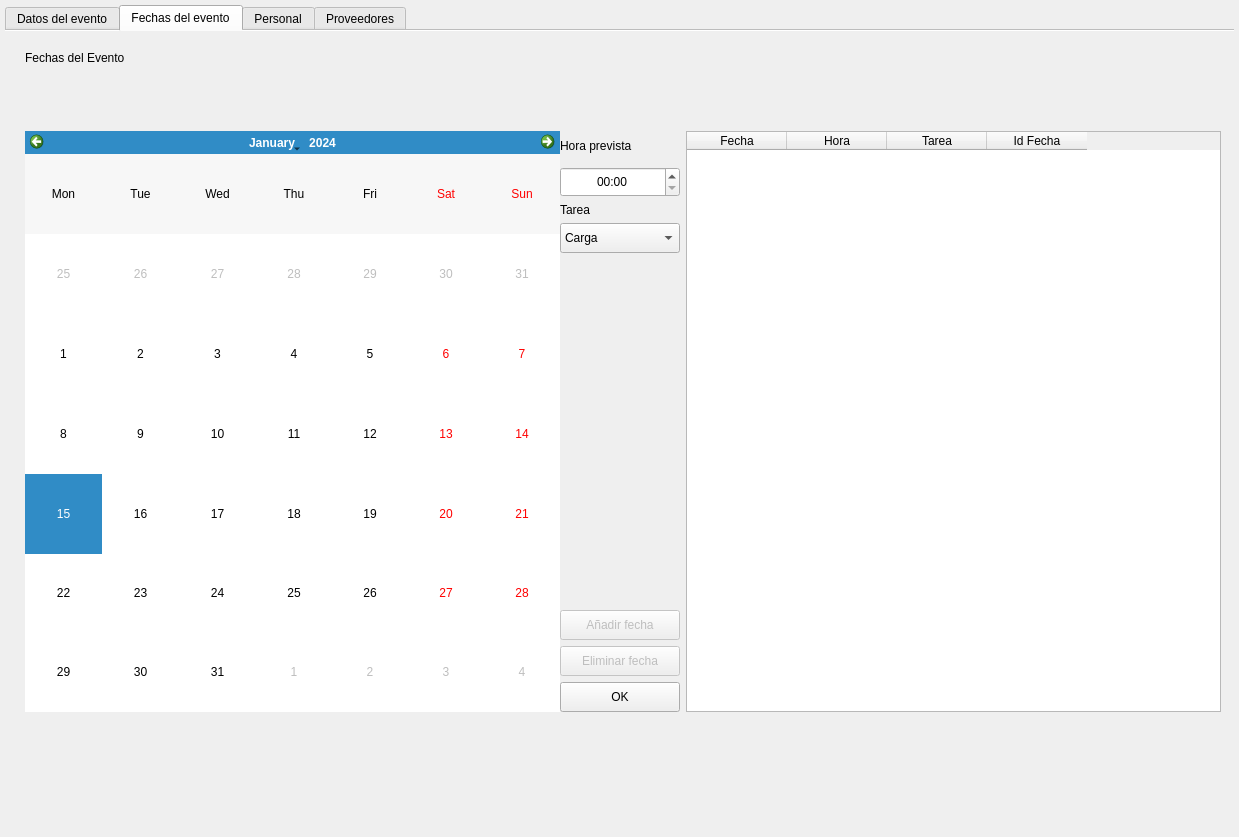
First picture: the form in elaleph/crearevento_widget_ui.ui, repository Aleph1981/elaleph, before the edit.
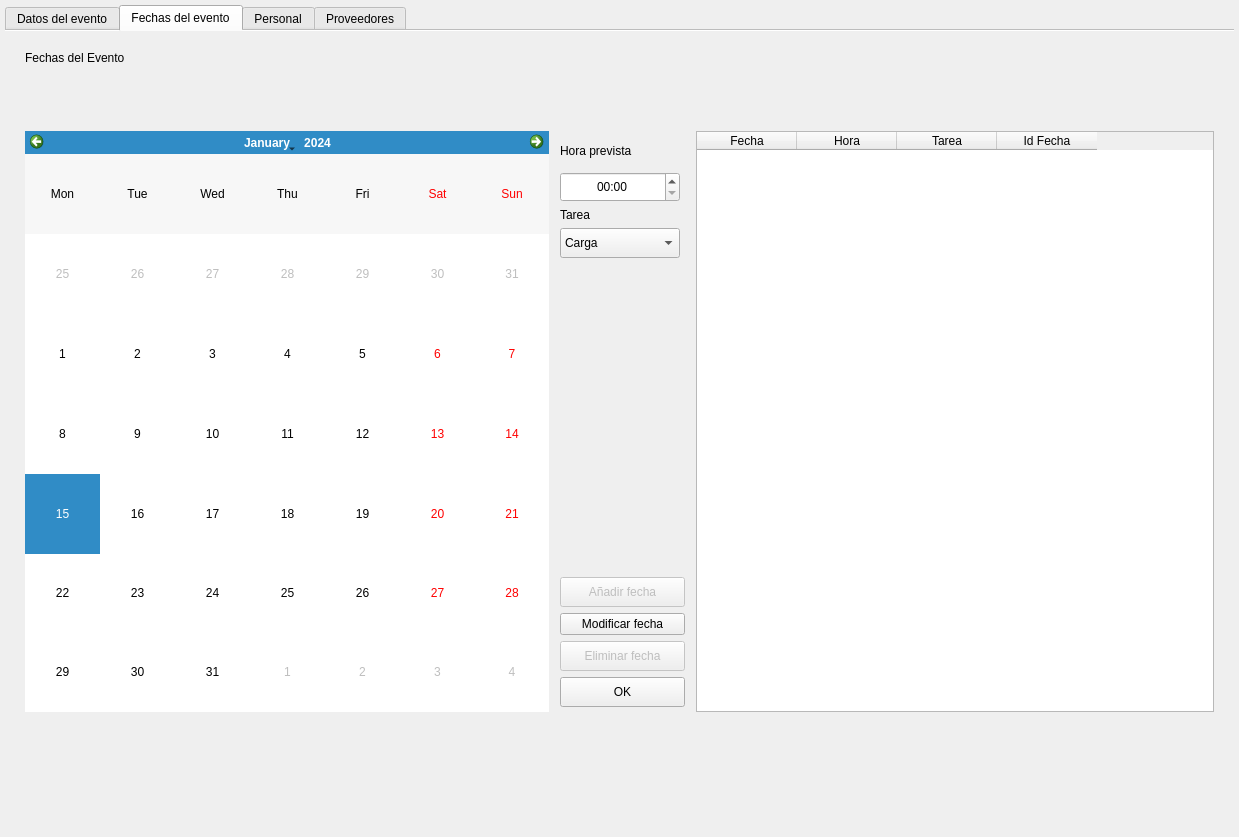
Second picture: the form after the edit. The open tabs and pages were chosen to show the change.

Patch:
```diff
--- a/elaleph/crearevento_widget_ui.ui
+++ b/elaleph/crearevento_widget_ui.ui
@@ -500,121 +500,237 @@
        <property name="bottomMargin">
         <number>20</number>
        </property>
-       <item row="2" column="0" rowspan="8">
-        <widget class="QCalendarWidget" name="calendar">
-         <property name="sizePolicy">
-          <sizepolicy hsizetype="MinimumExpanding" vsizetype="MinimumExpanding">
-           <horstretch>1</horstretch>
-           <verstretch>1</verstretch>
-          </sizepolicy>
-         </property>
-         <property name="minimumSize">
-          <size>
-           <width>535</width>
-           <height>424</height>
-          </size>
-         </property>
-         <property name="sizeIncrement">
-          <size>
-           <width>1</width>
-           <height>1</height>
-          </size>
-         </property>
-         <property name="styleSheet">
-          <string notr="true"/>
-         </property>
-         <property name="verticalHeaderFormat">
-          <enum>QCalendarWidget::NoVerticalHeader</enum>
-         </property>
-         <property name="navigationBarVisible">
-          <bool>true</bool>
-         </property>
-        </widget>
-       </item>
-       <item row="2" column="1">
-        <spacer name="horizontalSpacer_11">
-         <property name="orientation">
-          <enum>Qt::Horizontal</enum>
-         </property>
-         <property name="sizeHint" stdset="0">
-          <size>
-           <width>40</width>
-           <height>20</height>
-          </size>
-         </property>
-        </spacer>
-       </item>
-       <item row="10" column="2">
-        <spacer name="verticalSpacer_3">
-         <property name="orientation">
-          <enum>Qt::Vertical</enum>
-         </property>
-         <property name="sizeType">
-          <enum>QSizePolicy::Expanding</enum>
-         </property>
-         <property name="sizeHint" stdset="0">
-          <size>
-           <width>20</width>
-           <height>100</height>
-          </size>
-         </property>
-        </spacer>
-       </item>
-       <item row="3" column="2">
-        <widget class="QTimeEdit" name="time">
-         <property name="sizePolicy">
-          <sizepolicy hsizetype="Fixed" vsizetype="Fixed">
-           <horstretch>0</horstretch>
-           <verstretch>0</verstretch>
-          </sizepolicy>
-         </property>
-         <property name="minimumSize">
-          <size>
-           <width>120</width>
-           <height>30</height>
-          </size>
-         </property>
-         <property name="alignment">
-          <set>Qt::AlignCenter</set>
-         </property>
-         <property name="displayFormat">
-          <string>HH:mm</string>
-         </property>
-        </widget>
-       </item>
        <item row="2" column="2">
-        <widget class="QLabel" name="labelHora">
-         <property name="sizePolicy">
-          <sizepolicy hsizetype="Fixed" vsizetype="Fixed">
-           <horstretch>0</horstretch>
-           <verstretch>0</verstretch>
-          </sizepolicy>
+        <layout class="QVBoxLayout" name="verticalLayout">
+         <property name="leftMargin">
+          <number>5</number>
          </property>
-         <property name="minimumSize">
-          <size>
-           <width>120</width>
-           <height>30</height>
-          </size>
+         <property name="topMargin">
+          <number>5</number>
          </property>
-         <property name="text">
-          <string>Hora prevista</string>
+         <property name="rightMargin">
+          <number>5</number>
          </property>
-        </widget>
+         <property name="bottomMargin">
+          <number>5</number>
+         </property>
+         <item>
+          <widget class="QLabel" name="labelHora">
+           <property name="sizePolicy">
+            <sizepolicy hsizetype="Fixed" vsizetype="Fixed">
+             <horstretch>0</horstretch>
+             <verstretch>0</verstretch>
+            </sizepolicy>
+           </property>
+           <property name="minimumSize">
+            <size>
+             <width>120</width>
+             <height>30</height>
+            </size>
+           </property>
+           <property name="text">
+            <string>Hora prevista</string>
+           </property>
+          </widget>
+         </item>
+         <item>
+          <widget class="QTimeEdit" name="time">
+           <property name="sizePolicy">
+            <sizepolicy hsizetype="Fixed" vsizetype="Fixed">
+             <horstretch>0</horstretch>
+             <verstretch>0</verstretch>
+            </sizepolicy>
+           </property>
+           <property name="minimumSize">
+            <size>
+             <width>120</width>
+             <height>30</height>
+            </size>
+           </property>
+           <property name="alignment">
+            <set>Qt::AlignCenter</set>
+           </property>
+           <property name="displayFormat">
+            <string>HH:mm</string>
+           </property>
+          </widget>
+         </item>
+         <item>
+          <widget class="QLabel" name="labelTarea">
+           <property name="sizePolicy">
+            <sizepolicy hsizetype="Fixed" vsizetype="Fixed">
+             <horstretch>0</horstretch>
+             <verstretch>0</verstretch>
+            </sizepolicy>
+           </property>
+           <property name="text">
+            <string>Tarea</string>
+           </property>
+          </widget>
+         </item>
+         <item>
+          <widget class="QComboBox" name="combo_tarea">
+           <property name="sizePolicy">
+            <sizepolicy hsizetype="Fixed" vsizetype="Fixed">
+             <horstretch>0</horstretch>
+             <verstretch>0</verstretch>
+            </sizepolicy>
+           </property>
+           <property name="minimumSize">
+            <size>
+             <width>120</width>
+             <height>30</height>
+            </size>
+           </property>
+           <item>
+            <property name="text">
+             <string>Carga</string>
+            </property>
+           </item>
+           <item>
+            <property name="text">
+             <string>Montaje</string>
+            </property>
+           </item>
+           <item>
+            <property name="text">
+             <string>Pruebas</string>
+            </property>
+           </item>
+           <item>
+            <property name="text">
+             <string>Evento</string>
+            </property>
+           </item>
+           <item>
+            <property name="text">
+             <string>Desmontaje</string>
+            </property>
+           </item>
+           <item>
+            <property name="text">
+             <string>Descarga</string>
+            </property>
+           </item>
+           <item>
+            <property name="text">
+             <string>Produccion</string>
+            </property>
+           </item>
+           <item>
+            <property name="text">
+             <string>Viaje</string>
+            </property>
+           </item>
+           <item>
+            <property name="text">
+             <string>Almacén</string>
+            </property>
+           </item>
+          </widget>
+         </item>
+         <item>
+          <spacer name="verticalSpacer_7">
+           <property name="orientation">
+            <enum>Qt::Vertical</enum>
+           </property>
+           <property name="sizeHint" stdset="0">
+            <size>
+             <width>20</width>
+             <height>40</height>
+            </size>
+           </property>
+          </spacer>
+         </item>
+         <item>
+          <widget class="QPushButton" name="buttonAddDate">
+           <property name="enabled">
+            <bool>false</bool>
+           </property>
+           <property name="sizePolicy">
+            <sizepolicy hsizetype="Fixed" vsizetype="Fixed">
+             <horstretch>0</horstretch>
+             <verstretch>0</verstretch>
+            </sizepolicy>
+           </property>
+           <property name="minimumSize">
+            <size>
+             <width>125</width>
+             <height>30</height>
+            </size>
+           </property>
+           <property name="text">
+            <string>Añadir fecha</string>
+           </property>
+          </widget>
+         </item>
+         <item>
+          <widget class="QPushButton" name="buttonModificar">
+           <property name="toolTip">
+            <string>Selecciona parametros y fila y pulse aquí</string>
+           </property>
+           <property name="text">
+            <string>Modificar fecha</string>
+           </property>
+          </widget>
+         </item>
+         <item>
+          <widget class="QPushButton" name="buttonDelDate">
+           <property name="enabled">
+            <bool>false</bool>
+           </property>
+           <property name="sizePolicy">
+            <sizepolicy hsizetype="Fixed" vsizetype="Fixed">
+             <horstretch>0</horstretch>
+             <verstretch>0</verstretch>
+            </sizepolicy>
+           </property>
+           <property name="minimumSize">
+            <size>
+             <width>125</width>
+             <height>30</height>
+            </size>
+           </property>
+           <property name="text">
+            <string>Eliminar fecha</string>
+           </property>
+          </widget>
+         </item>
+         <item>
+          <widget class="QPushButton" name="buttonFechaNext">
+           <property name="sizePolicy">
+            <sizepolicy hsizetype="Fixed" vsizetype="Fixed">
+             <horstretch>0</horstretch>
+             <verstretch>0</verstretch>
+            </sizepolicy>
+           </property>
+           <property name="minimumSize">
+            <size>
+             <width>125</width>
+             <height>30</height>
+            </size>
+           </property>
+           <property name="text">
+            <string>OK</string>
+           </property>
+          </widget>
+         </item>
+        </layout>
        </item>
-       <item row="2" column="3" rowspan="8">
+       <item row="2" column="3">
         <widget class="QTableWidget" name="fechas_table">
          <property name="enabled">
           <bool>true</bool>
          </property>
          <property name="sizePolicy">
-          <sizepolicy hsizetype="MinimumExpanding" vsizetype="MinimumExpanding">
-           <horstretch>1</horstretch>
-           <verstretch>1</verstretch>
+          <sizepolicy hsizetype="Expanding" vsizetype="Expanding">
+           <horstretch>2</horstretch>
+           <verstretch>2</verstretch>
           </sizepolicy>
          </property>
          <property name="minimumSize">
           <size>
-           <width>535</width>
+           <width>500</width>
            <height>424</height>
           </size>
          </property>
@@ -649,89 +765,6 @@
          </column>
         </widget>
        </item>
-       <item row="8" column="2">
-        <widget class="QPushButton" name="buttonDelDate">
-         <property name="enabled">
-          <bool>false</bool>
-         </property>
-         <property name="sizePolicy">
-          <sizepolicy hsizetype="Fixed" vsizetype="Fixed">
-           <horstretch>0</horstretch>
-           <verstretch>0</verstretch>
-          </sizepolicy>
-         </property>
-         <property name="minimumSize">
-          <size>
-           <width>120</width>
-           <height>30</height>
-          </size>
-         </property>
-         <property name="text">
-          <string>Eliminar fecha</string>
-         </property>
-        </widget>
-       </item>
-       <item row="5" column="2">
-        <widget class="QComboBox" name="combo_tarea">
-         <property name="sizePolicy">
-          <sizepolicy hsizetype="Fixed" vsizetype="Fixed">
-           <horstretch>0</horstretch>
-           <verstretch>0</verstretch>
-          </sizepolicy>
-         </property>
-         <property name="minimumSize">
-          <size>
-           <width>120</width>
-           <height>30</height>
-          </size>
-         </property>
-         <item>
-          <property name="text">
-           <string>Carga</string>
-          </property>
-         </item>
-         <item>
-          <property name="text">
-           <string>Montaje</string>
-          </property>
-         </item>
-         <item>
-          <property name="text">
-           <string>Pruebas</string>
-          </property>
-         </item>
-         <item>
-          <property name="text">
-           <string>Evento</string>
-          </property>
-         </item>
-         <item>
-          <property name="text">
-           <string>Desmontaje</string>
-          </property>
-         </item>
-         <item>
-          <property name="text">
-           <string>Descarga</string>
-          </property>
-         </item>
-         <item>
-          <property name="text">
-           <string>Produccion</string>
-          </property>
-         </item>
-         <item>
-          <property name="text">
-           <string>Viaje</string>
-          </property>
-         </item>
-         <item>
-          <property name="text">
-           <string>Almacén</string>
-          </property>
-         </item>
-        </widget>
-       </item>
        <item row="1" column="2">
         <spacer name="verticalSpacer_4">
          <property name="orientation">
@@ -748,38 +781,6 @@
          </property>
         </spacer>
        </item>
-       <item row="9" column="2">
-        <widget class="QPushButton" name="buttonFechaNext">
-         <property name="sizePolicy">
-          <sizepolicy hsizetype="Fixed" vsizetype="Fixed">
-           <horstretch>0</horstretch>
-           <verstretch>0</verstretch>
-          </sizepolicy>
-         </property>
-         <property name="minimumSize">
-          <size>
-           <width>120</width>
-           <height>30</height>
-          </size>
-         </property>
-         <property name="text">
-          <string>OK</string>
-         </property>
-        </widget>
-       </item>
-       <item row="4" column="2">
-        <widget class="QLabel" name="labelTarea">
-         <property name="sizePolicy">
-          <sizepolicy hsizetype="Fixed" vsizetype="Fixed">
-           <horstretch>0</horstretch>
-           <verstretch>0</verstretch>
-          </sizepolicy>
-         </property>
-         <property name="text">
-          <string>Tarea</string>
-         </property>
-        </widget>
-       </item>
        <item row="0" column="0">
         <widget class="QLabel" name="labelTitle3">
          <property name="sizePolicy">
@@ -796,28 +797,65 @@
          </property>
         </widget>
        </item>
-       <item row="7" column="2">
-        <widget class="QPushButton" name="buttonAddDate">
-         <property name="enabled">
-          <bool>false</bool>
-         </property>
+       <item row="2" column="0" colspan="2">
+        <widget class="QCalendarWidget" name="calendar">
          <property name="sizePolicy">
-          <sizepolicy hsizetype="Fixed" vsizetype="Fixed">
-           <horstretch>0</horstretch>
-           <verstretch>0</verstretch>
+          <sizepolicy hsizetype="Expanding" vsizetype="Expanding">
+           <horstretch>1</horstretch>
+           <verstretch>1</verstretch>
           </sizepolicy>
          </property>
          <property name="minimumSize">
           <size>
-           <width>120</width>
-           <height>30</height>
+           <width>500</width>
+           <height>400</height>
           </size>
          </property>
-         <property name="text">
-          <string>Añadir fecha</string>
+         <property name="maximumSize">
+          <size>
+           <width>16777215</width>
+           <height>16777215</height>
+          </size>
+         </property>
+         <property name="sizeIncrement">
+          <size>
+           <width>1</width>
+           <height>1</height>
+          </size>
+         </property>
+         <property name="baseSize">
+          <size>
+           <width>1</width>
+           <height>1</height>
+          </size>
+         </property>
+         <property name="styleSheet">
+          <string notr="true"/>
+         </property>
+         <property name="verticalHeaderFormat">
+          <enum>QCalendarWidget::NoVerticalHeader</enum>
+         </property>
+         <property name="navigationBarVisible">
+          <bool>true</bool>
          </property>
         </widget>
        </item>
+       <item row="3" column="2">
+        <spacer name="verticalSpacer_3">
+         <property name="orientation">
+          <enum>Qt::Vertical</enum>
+         </property>
+         <property name="sizeType">
+          <enum>QSizePolicy::Expanding</enum>
+         </property>
+         <property name="sizeHint" stdset="0">
+          <size>
+           <width>20</width>
+           <height>100</height>
+          </size>
+         </property>
+        </spacer>
+       </item>
       </layout>
      </widget>
      <widget class="QWidget" name="pag_personal">
```
Left out of the diff: 51 changed lines with no effect on the pictures.
